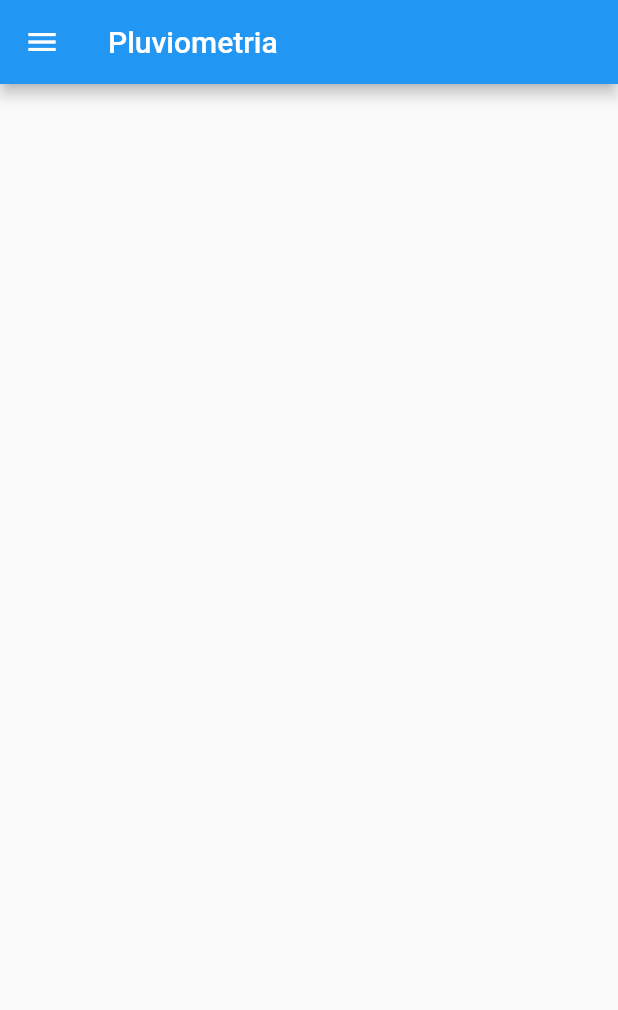
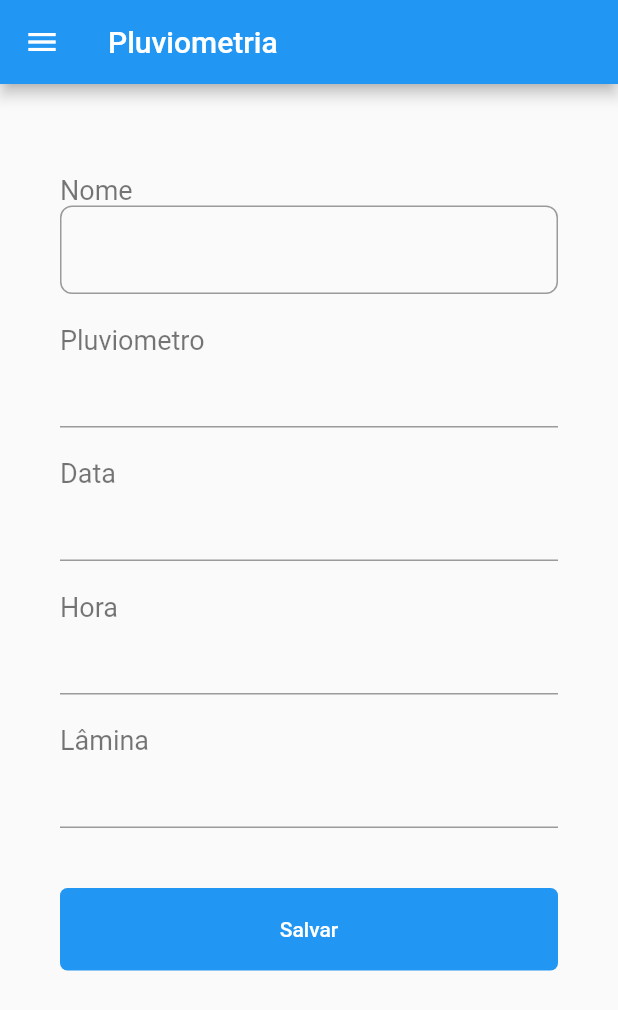
Before and after one commit to ulisses-chaves/rectec_app, a Flutter app: the screen it shows after launch, on a phone screen of 412 x 824 dp. Shown: the top 1010 px of the screen. Run offline on Flutter 3.47's test engine with Material 2 defaults, Android fonts, the phone set to English and light mode, and no system bars.

Commit message:
Telas: Pluviometria - Cadastro de Medidor

```diff
--- a/lib/pages/login.page.dart
+++ b/lib/pages/login.page.dart
@@ -22,7 +22,7 @@ class LoginPage extends StatelessWidget {
               height: 40,
             ),
             TextFormField(
-              autofocus: true,
+              //autofocus: true,
               keyboardType: TextInputType.emailAddress,
               decoration: InputDecoration(
                 labelText: "E-mail",
@@ -43,7 +43,6 @@ class LoginPage extends StatelessWidget {
               height: 40,
             ),
             TextFormField(
-              autofocus: true,
               keyboardType: TextInputType.text,
               obscureText: true,
               decoration: InputDecoration(
--- a/lib/pages/menu.bar.dart
+++ b/lib/pages/menu.bar.dart
@@ -1,4 +1,5 @@
 import 'package:flutter/material.dart';
+import 'package:rectec_app/pages/cadastrar.medidor.page.dart';
 import 'package:rectec_app/pages/pluviometria.page.dart';
 
 class MenuBar extends StatelessWidget {
@@ -68,7 +69,7 @@ class MenuBar extends StatelessWidget {
             ),
             onTap: (){
               Navigator.pop(context);
-              Navigator.push(context, MaterialPageRoute(builder: (context) => PluviometriaPage()));
+              Navigator.push(context, MaterialPageRoute(builder: (context) => CadastrarMedidorPage()));
             },
           ),
           Divider(),
@@ -131,6 +132,7 @@ class MenuBar extends StatelessWidget {
               Navigator.push(context, MaterialPageRoute(builder: (context) => PluviometriaPage()));
             },
           ),
+          Divider(),
         ],
       ),
     );
--- a/lib/pages/pluviometria.page.dart
+++ b/lib/pages/pluviometria.page.dart
@@ -2,6 +2,11 @@ import 'package:flutter/material.dart';
 import 'package:rectec_app/pages/menu.bar.dart';
 
 class PluviometriaPage extends StatelessWidget {
+
+  //final formKey = GlobalKey<FormState>();
+  static final GlobalKey<FormFieldState<String>> orderFormKey = GlobalKey<FormFieldState<String>>();
+  //DateTime dateNow = DateTime.now(); //vê isso aqui
+
   @override
   Widget build(BuildContext context) {
     return Scaffold(
@@ -15,6 +20,129 @@ class PluviometriaPage extends StatelessWidget {
         ),
       ),
       drawer: MenuBar(),
+      body: Container(
+        alignment: Alignment.topLeft,
+        padding: EdgeInsets.only(
+          top: 60,
+          left: 40,
+          right: 40,
+        ),
+        child: Form(
+          key: this.key, //vê isso aqui
+          child: ListView(
+            children: <Widget>[
+              Text(
+                "Nome",
+                style: TextStyle(
+                  fontSize: 18,
+                  color: Colors.black54,
+                ),
+              ),
+              TextFormField(
+                style: TextStyle(
+                  fontSize: 16
+                ),
+                decoration: InputDecoration(
+                  border: OutlineInputBorder(
+                    borderSide: BorderSide(
+                      color: Colors.black87,
+                    ),
+                    borderRadius: BorderRadius.all(
+                      Radius.circular(8),
+                    ),
+                  ),
+                ),
+              ),
+              SizedBox(
+                height: 20,
+              ),
+              Text(
+                "Pluviometro",
+                style: TextStyle(
+                  fontSize: 18,
+                  color: Colors.black54,
+                ),
+              ),
+              TextFormField(
+                style: TextStyle(
+                  fontSize: 16
+                ),
+              ),
+              SizedBox(
+                height: 20,
+              ),
+              Text(
+                "Data",
+                style: TextStyle(
+                  fontSize: 18,
+                  color: Colors.black54,
+                ),
+              ),
+              TextFormField(
+                keyboardType: TextInputType.datetime,
+                style: TextStyle(
+                  fontSize: 16
+                ),
+              ),
+              SizedBox(
+                height: 20,
+              ),
+              Text(
+                "Hora",
+                style: TextStyle(
+                  fontSize: 18,
+                  color: Colors.black54,
+                ),
+              ),
+              TextFormField(
+                keyboardType: TextInputType.datetime,
+                style: TextStyle(
+                  fontSize: 16
+                ),
+              ),
+              SizedBox(
+                height: 20,
+              ),
+              Text(
+                "Lâmina",
+                style: TextStyle(
+                  fontSize: 18,
+                  color: Colors.black54,
+                ),
+              ),
+              TextFormField(
+                keyboardType: TextInputType.number,
+                style: TextStyle(
+                  fontSize: 16
+                ),
+              ),
+              SizedBox(
+                height: 40,
+              ),
+              Container(
+                height: 55,
+                decoration: BoxDecoration(
+                color: Colors.blue,
+                borderRadius: BorderRadius.all(
+                  Radius.circular(5)
+                )
+              ),
+                child: FlatButton(
+                  child: Text(
+                    "Salvar",
+                    textAlign: TextAlign.center,
+                    style: TextStyle(
+                      fontSize: 14,
+                      color: Colors.white,
+                    ),
+                  ),
+                  onPressed: () {},
+                ),
+              ),
+            ],
+          )
+        )
+      ),
     );
   }
 }
```
Also changed, not shown: lib/pages/cadastrar.medidor.page.dart (added, +202 -0 lines).
